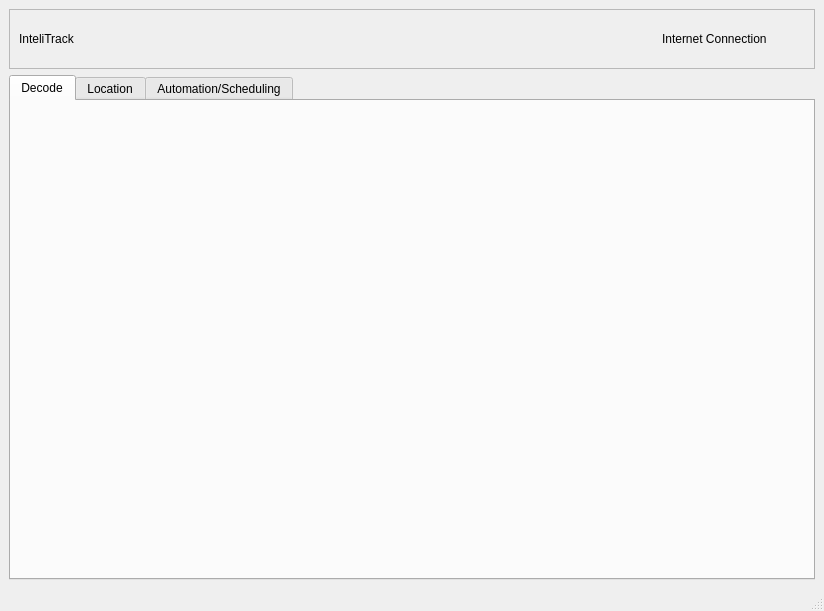
Before: the Qt Designer form Senior-Design/mainwindow.ui in JamesOstrowski21/Senior_Design-, drawn with Qt 5.
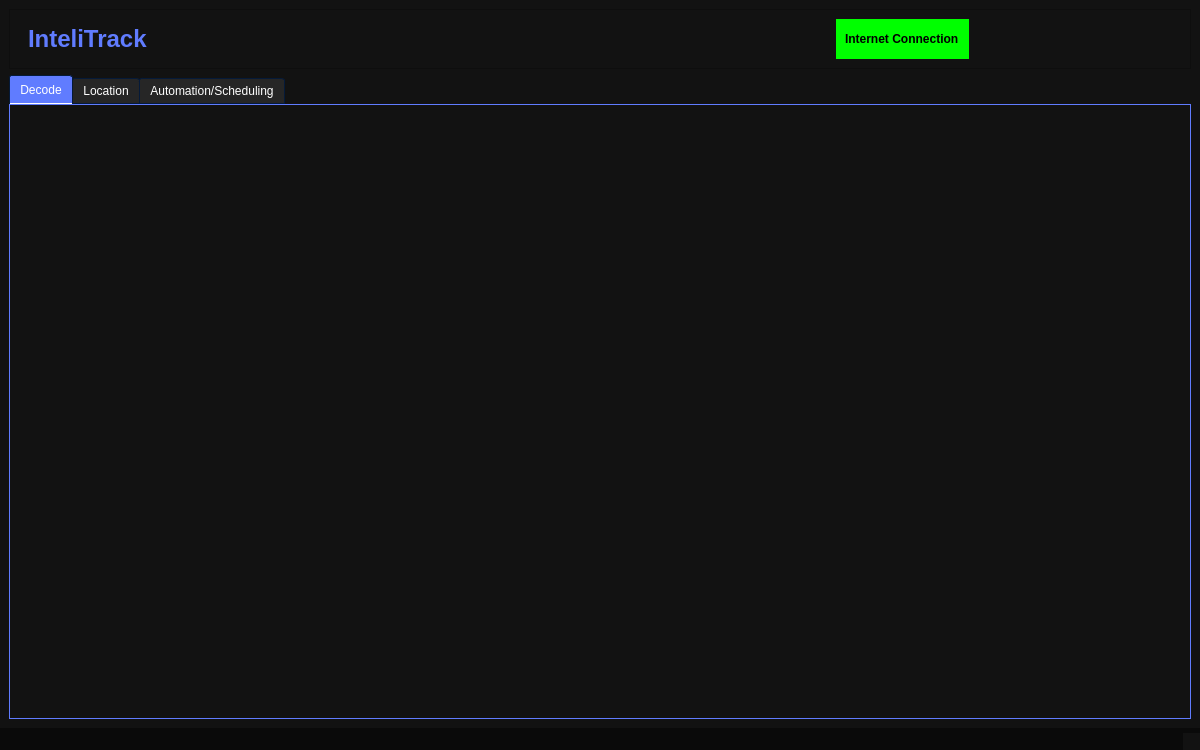
After: the same form once the commit is applied. Icons and pictures are not drawn.

Diff of the .ui file:
```diff
--- a/Senior-Design/mainwindow.ui
+++ b/Senior-Design/mainwindow.ui
@@ -6,13 +6,1202 @@
    <rect>
     <x>0</x>
     <y>0</y>
-    <width>824</width>
-    <height>611</height>
+    <width>1200</width>
+    <height>750</height>
    </rect>
   </property>
+  <property name="minimumSize">
+   <size>
+    <width>1200</width>
+    <height>750</height>
+   </size>
+  </property>
   <property name="windowTitle">
    <string>MainWindow</string>
   </property>
+  <property name="styleSheet">
+   <string notr="true">QWidget
+{
+	background-color: #121212;
+	color: #ffffff;
+	border-color: #051a39;
+
+}
+
+QWidget#internet_widget 
+{
+	background-color: #00ff00;
+}
+
+/*-----QLabel-----*/
+QLabel
+{
+	background-color: transparent;
+	color: #ffffff;
+
+}
+
+QLabel#application_title {
+    font-size: 24px; /* Set the font size to 24 pixels */
+    font-weight: bold; /* Make the font bold */
+    color: #607cff; /* Set the text color to a dark shade of gray */
+    padding: 3px; /* Add some padding around the text */
+    background-color: #0000000; /* Set the background color to white */
+}
+QLabel#internet_text{
+	font-size: 12px;
+	font-weight: bold;
+	color: #000000;
+}
+
+QLabel::disabled
+{
+	background-color: transparent;
+	color: #656565;
+
+}
+
+
+/*-----QMenuBar-----*/
+QMenuBar
+{
+	background-color: #0a0a0a;
+	color: #ffffff;
+	border-color: #051a39;
+
+}
+
+
+QMenuBar::disabled
+{
+	background-color: #404040;
+	color: #656565;
+	border-color: #051a39;
+
+}
+
+
+QMenuBar::item
+{
+    background-color: transparent;
+
+}
+
+
+QMenuBar::item:selected
+{
+    background-color: #607cff;
+    border: 1px solid #41cd52;
+
+}
+
+
+QMenuBar::item:pressed
+{
+    background-color: #4969ff;
+    border: 1px solid #000;
+    margin-bottom: -1px;
+    padding-bottom: 1px;
+
+}
+
+
+/*-----QMenu-----*/
+QMenu
+{
+    background-color: #121212;
+    border: 1px solid;
+    color: #ffffff;
+
+}
+
+
+QMenu::separator
+{
+    height: 1px;
+    background-color: #6d8eff;
+    color: #ffffff;
+    padding-left: 4px;
+    margin-left: 10px;
+    margin-right: 5px;
+
+}
+
+
+QMenu::item
+{
+    min-width : 150px;
+    padding: 3px 20px 3px 20px;
+
+}
+
+
+QMenu::item:selected
+{
+    background-color: #4969ff;
+    color: #ffffff;
+
+}
+
+
+QMenu::item:disabled
+{
+    color: #262626;
+}
+
+
+/*-----QToolTip-----*/
+QToolTip
+{
+	border : 1px solid #000000;
+	background-color: #26264f;
+	color: #ffffff;
+	border-color: #051a39;
+
+}
+
+
+/*-----QPushButton-----*/
+QPushButton
+{
+	background-color: #607cff;
+	color: #ffffff;
+	border-style: solid;
+	border-width: 1px;
+	border-radius: 3px;
+	border-color: #051a39;
+	padding: 5px;
+
+}
+
+
+QPushButton::disabled
+{
+	background-color: #404040;
+	color: #656565;
+	border-color: #051a39;
+
+}
+
+
+QPushButton::hover
+{
+	background-color: #8399ff;
+	color: #ffffff;
+	border-style: solid;
+	border-width: 1px;
+	border-radius: 3px;
+	border-color: #051a39;
+	padding: 5px;
+
+}
+
+
+QPushButton::pressed
+{
+	background-color: #4969ff;
+	color: #ffffff;
+	border-style: solid;
+	border-width: 1px;
+	border-radius: 3px;
+	border-color: #051a39;
+	padding: 5px;
+
+}
+
+
+/*-----QToolButton-----*/
+QToolButton
+{
+	background-color: #607cff;
+	color: #ffffff;
+	border-width: 1px;
+	border-radius: 3px;
+	border-color: #051a39;
+	padding: 3px;
+
+}
+
+
+QToolButton::disabled
+{
+	background-color: #404040;
+	color: #656565;
+	border-color: #051a39;
+
+}
+
+
+QToolButton::hover
+{
+	background-color: #8399ff;
+	color: #ffffff;
+	border-width: 1px;
+	border-radius: 3px;
+	border-color: #051a39;
+	padding: 3px;
+
+}
+
+
+QToolButton::pressed
+{
+	background-color: #4969ff;
+	color: #ffffff;
+	border-width: 1px;
+	border-radius: 3px;
+	border-color: #051a39;
+	padding: 3px;
+
+}
+
+
+/*-----QComboBox-----*/
+QComboBox
+{
+    background-color: #607cff;
+    border: 1px solid;
+    border-radius: 3px;
+    padding-left: 6px;
+    color: #ffffff;
+    height: 20px;
+
+}
+
+
+QComboBox::disabled
+{
+	background-color: #404040;
+	color: #656565;
+	border-color: #051a39;
+
+}
+
+
+QComboBox:hover
+{
+    background-color: #8399ff;
+
+}
+
+
+QComboBox:on
+{
+    background-color: #4969ff;
+
+}
+
+
+QComboBox QAbstractItemView
+{
+    background-color: #383838;
+    color: #ffffff;
+    border: 1px solid black;
+    selection-background-color: #4969ff;
+    selection-color: #ffffff;
+    outline: 0;
+
+}
+
+
+QComboBox::drop-down
+{
+    subcontrol-origin: padding;
+    subcontrol-position: top right;
+    width: 15px;
+    border-left-width: 0px;
+    border-left-color: darkgray;
+    border-left-style: solid; 
+    border-top-right-radius: 3px; 
+    border-bottom-right-radius: 3px;
+
+}
+
+
+QComboBox::down-arrow
+{
+    image: url(://arrow-down.png);
+    width: 8px;
+    height: 8px;
+}
+
+
+/*-----QSpinBox &amp; QDoubleSpinBox &amp; QDateTimeEdit-----*/
+QSpinBox, 
+QDoubleSpinBox,
+QDateTimeEdit
+{
+	background-color: #525251;
+	color: #ffffff;
+	border: 1px solid #051a39;
+	border-radius: 3px;
+	padding : 2px;
+
+}
+
+
+QSpinBox::disabled, 
+QDoubleSpinBox::disabled,
+QDateTimeEdit::disabled
+{
+	background-color: #404040;
+	color: #656565;
+	border-color: #051a39;
+
+}
+
+
+QSpinBox:hover, 
+QDoubleSpinBox::hover,
+QDateTimeEdit::hover
+{
+    background-color: #626262;
+    border: 1px solid #607cff;
+    color:  #fff;
+    padding: 2px
+
+}
+
+
+QSpinBox::up-button, QSpinBox::down-button,
+QDoubleSpinBox::up-button, QDoubleSpinBox::down-button,
+QDateTimeEdit::up-button, QDateTimeEdit::down-button
+{
+    background-color: #607cff;
+	border-radius: 2px;
+
+}
+
+
+QSpinBox::disabled, 
+QDoubleSpinBox::disabled,
+QDateTimeEdit::disabled
+{
+	background-color: #404040;
+	color: #656565;
+	border-color: #051a39;
+
+}
+
+
+QSpinBox::up-button:hover, QSpinBox::down-button:hover,
+QDoubleSpinBox::up-button:hover, QDoubleSpinBox::down-button:hover,
+QDateTimeEdit::up-button:hover, QDateTimeEdit::down-button:hover
+{
+    background-color: #8399ff;
+    border: 1px solid #8399ff;
+
+}
+
+
+QSpinBox::up-button:disabled, QSpinBox::down-button:disabled,
+QDoubleSpinBox::up-button:disabled, QDoubleSpinBox::down-button:disabled,
+QDateTimeEdit::up-button:disabled, QDateTimeEdit::down-button:disabled
+{
+	background-color: #404040;
+	color: #656565;
+	border-color: #051a39;
+
+}
+
+
+QSpinBox::up-button:pressed, QSpinBox::down-button:pressed,
+QDoubleSpinBox::up-button:pressed, QDoubleSpinBox::down-button::pressed,
+QDateTimeEdit::up-button:pressed, QDateTimeEdit::down-button::pressed
+{
+    background-color: #4969ff;
+    border: 1px solid #4969ff;
+
+}
+
+
+QSpinBox::down-arrow,
+QDoubleSpinBox::down-arrow,
+QDateTimeEdit::down-arrow
+{
+    image: url(://arrow-down.png);
+    width: 7px;
+
+}
+
+
+QSpinBox::up-arrow,
+QDoubleSpinBox::up-arrow,
+QDateTimeEdit::up-arrow
+{
+    image: url(://arrow-up.png);
+    width: 7px;
+
+}
+
+
+/*-----QLineEdit-----*/
+QLineEdit
+{
+	background-color: #525251;
+	color: #ffffff;
+	border-width: 1px;
+	border-radius: 3px;
+	border-color: #051a39;
+	padding: 2px;
+
+}
+
+
+QLineEdit::disabled
+{
+	background-color: #404040;
+	color: #656565;
+	border-width: 1px;
+	border-radius: 3px;
+	border-color: #051a39;
+	padding: 2px;
+
+}
+
+
+/*-----QTextEdit-----*/
+QTextEdit
+{
+	background-color: #ffffff;
+	color: #010201;
+	border-color: #051a39;
+
+}
+
+
+QTextEdit::disabled
+{
+	background-color: #404040;
+	color: #656565;
+	border-color: #051a39;
+
+}
+
+
+/*-----QGroupBox-----*/
+QGroupBox 
+{
+    border: 1px solid;
+    border-color: #607cff;
+    margin-top: 22px;
+
+}
+
+
+QGroupBox::title  
+{
+    background-color: #607cff;
+    color: #ffffff;
+    subcontrol-origin: margin;
+    subcontrol-position: top left;
+    padding: 5px;
+	border-top-left-radius: 3px;
+	border-top-right-radius: 3px;
+
+}
+
+
+QGroupBox::title::disabled
+{
+	background-color: #404040;
+	color: #656565;
+    subcontrol-origin: margin;
+    subcontrol-position: top left;
+    padding: 5px;
+	border-top-left-radius: 3px;
+	border-top-right-radius: 3px;
+
+}
+
+
+/*-----QCheckBox-----*/
+QCheckBox::indicator
+{
+    color: #b1b1b1;
+    background-color: #323232;
+    border: 1px solid #b1b1b1;
+    width: 12px;
+    height: 12px;
+
+}
+
+
+QCheckBox::indicator:checked
+{
+    image:url(://checkbox.png);
+    border: 1px solid #607cff;
+
+}
+
+
+QCheckBox::indicator:unchecked:hover
+{
+    border: 1px solid #607cff;
+
+}
+
+
+QCheckBox::disabled
+{
+	color: #656565;
+
+}
+
+
+QCheckBox::indicator:disabled
+{
+	background-color: #656565;
+	color: #656565;
+    border: 1px solid #656565;
+
+}
+
+
+/*-----QRadioButton-----*/
+QRadioButton::indicator::unchecked
+{ 
+	border: 2px inset gray; 
+	border-radius: 5px; 
+	background-color:  #fff;
+	width: 9px; 
+	height: 9px; 
+
+}
+
+
+QRadioButton::indicator::unchecked:hover
+{ 
+	border: 2px solid #607cff; 
+	border-radius: 5px; 
+	background-color:  #fff;
+	width: 9px; 
+	height: 9px; 
+
+}
+
+
+QRadioButton::indicator::checked
+{ 
+	border: 2px inset darkgray; 
+	border-radius: 5px; 
+	background-color: #4969ff; 
+	width: 9px; 
+	height: 9px; 
+
+}
+
+
+QRadioButton::disabled
+{
+	color: #656565;
+
+}
+
+
+QRadioButton::indicator:disabled
+{
+	background-color: #656565;
+	color: #656565;
+    border: 2px solid #656565;
+
+}
+
+
+/*-----QTableView &amp; QTableWidget-----*/
+QTableView
+{
+    background-color: #242526;
+    border: 1px solid #32414B;
+    color: #f0f0f0;
+    gridline-color: #8faaff;
+    outline : 0;
+
+}
+
+
+QTableView::disabled
+{
+    background-color: #242526;
+    border: 1px solid #32414B;
+    color: #656565;
+    gridline-color: #656565;
+    outline : 0;
+
+}
+
+
+QTableView::item:hover 
+{
+    background-color: #26264f;
+    color: #f0f0f0;
+
+}
+
+
+QTableView::item:selected 
+{
+    background-color: #1a1b1c;
+    border: 2px solid #4969ff;
+    color: #F0F0F0;
+
+}
+
+
+QTableView::item:selected:disabled
+{
+    background-color: #1a1b1c;
+    border: 2px solid #525251;
+    color: #656565;
+
+}
+
+
+QTableCornerButton::section
+{
+    background-color: #505050;
+    color: #fff;
+
+}
+
+
+QHeaderView::section
+{
+    background-color: #525251;
+    color: #fff;
+    text-align: left;
+	padding: 4px;
+	
+}
+
+
+QHeaderView::section:disabled
+{
+    background-color: #525251;
+    color: #656565;
+
+}
+
+
+QHeaderView::section:checked
+{
+    color: #fff;
+    background-color: #4969ff;
+
+}
+
+
+QHeaderView::section:checked:disabled
+{
+    color: #656565;
+    background-color: #525251;
+
+}
+
+
+QHeaderView::section::vertical::first,
+QHeaderView::section::vertical::only-one
+{
+    border-top: 1px solid #353635;
+
+}
+
+
+QHeaderView::section::vertical
+{
+    border-top: 1px solid #353635;
+
+}
+
+
+QHeaderView::section::horizontal::first,
+QHeaderView::section::horizontal::only-one
+{
+    border-left: 1px solid #353635;
+
+}
+
+
+QHeaderView::section::horizontal
+{
+    border-left: 1px solid #353635;
+
+}
+
+
+/*-----QTabWidget-----*/
+QTabBar::tab
+{
+	background-color: #262626;
+	color: #ffffff;
+	border-style: solid;
+	border-width: 1px;
+	border-top-left-radius: 3px;
+	border-top-right-radius: 3px;
+	border-color: #051a39;
+	padding: 5px;
+
+}
+
+
+QTabBar::tab:disabled
+{
+	background-color: #656565;
+	color: #656565;
+
+}
+
+
+QTabWidget::pane 
+{
+	background-color: #262626;
+	color: #ffffff;
+    border: 1px solid;
+    border-color: #607cff;
+
+}
+
+
+QTabBar::tab:selected
+{
+    background-color: #607cff;
+	color: #ffffff;
+	border-style: solid;
+	border-width: 1px;
+	border-top-left-radius: 3px;
+	border-top-right-radius: 3px;
+	border-color: #051a39;
+	padding: 5px;
+
+}
+
+
+QTabBar::tab:selected:disabled
+{
+	background-color: #404040;
+	color: #656565;
+
+}
+
+
+QTabBar::tab:!selected 
+{
+    background-color: #262626;
+
+}
+
+
+QTabBar::tab:!selected:hover 
+{
+    background-color: #8399ff;
+
+}
+
+
+QTabBar::tab:top:!selected 
+{
+    margin-top: 3px;
+
+}
+
+
+QTabBar::tab:bottom:!selected 
+{
+    margin-bottom: 3px;
+
+}
+
+
+QTabBar::tab:top, QTabBar::tab:bottom 
+{
+    min-width: 8ex;
+    margin-right: -1px;
+    padding: 5px 10px 5px 10px;
+
+}
+
+
+QTabBar::tab:top:selected 
+{
+    border-bottom-color: none;
+
+}
+
+
+QTabBar::tab:bottom:selected 
+{
+    border-top-color: none;
+
+}
+
+
+QTabBar::tab:top:last, QTabBar::tab:bottom:last,
+QTabBar::tab:top:only-one, QTabBar::tab:bottom:only-one 
+{
+    margin-right: 0;
+
+}
+
+
+QTabBar::tab:left:!selected 
+{
+    margin-right: 3px;
+
+}
+
+
+QTabBar::tab:right:!selected
+{
+    margin-left: 3px;
+
+}
+
+
+QTabBar::tab:left, QTabBar::tab:right 
+{
+    min-height: 8ex;
+    margin-bottom: -1px;
+    padding: 10px 5px 10px 5px;
+
+}
+
+
+QTabBar::tab:left:selected 
+{
+    border-left-color: none;
+
+}
+
+
+QTabBar::tab:right:selected 
+{
+    border-right-color: none;
+
+}
+
+
+QTabBar::tab:left:last, QTabBar::tab:right:last,
+QTabBar::tab:left:only-one, QTabBar::tab:right:only-one 
+{
+    margin-bottom: 0;
+
+}
+
+
+/*-----QSlider-----*/
+QSlider::groove:horizontal 
+{
+	background-color: transparent;
+	height: 5px;
+
+}
+
+
+QSlider::sub-page:horizontal 
+{
+	background-color: #607cff;
+
+}
+
+
+QSlider::add-page:horizontal 
+{
+	background-color: #666765;
+
+}
+
+
+QSlider::handle:horizontal 
+{
+	background-color: #607cff;
+	width: 14px;
+	margin-top: -6px;
+	margin-bottom: -6px;
+	border-radius: 3px;
+
+}
+
+
+QSlider::handle:horizontal:hover 
+{
+	background-color: #607cff;
+	border-radius: 3px;
+
+}
+
+
+QSlider::sub-page:horizontal:disabled 
+{
+	background-color: #bbb;
+	border-color: #999;
+
+}
+
+
+QSlider::add-page:horizontal:disabled 
+{
+	background-color: #eee;
+	border-color: #999;
+
+}
+
+
+QSlider::handle:horizontal:disabled 
+{
+	background-color: #eee;
+	border: 1px solid #aaa;
+	border-radius: 3px;
+
+}
+
+
+QSlider::groove:vertical 
+{
+	background-color: transparent;
+	width: 5px;
+
+}
+
+
+QSlider::sub-page:vertical 
+{
+	background-color: #607cff;
+
+}
+
+
+QSlider::add-page:vertical 
+{
+	background-color: #666765;
+
+}
+
+
+QSlider::handle:vertical 
+{
+	background-color: #607cff;
+	height: 14px;
+	margin-left: -6px;
+	margin-right: -6px;
+	border-radius: 3px;
+
+}
+
+
+QSlider::handle:vertical:hover 
+{
+	background-color: #607cff;
+	border-radius: 3px;
+
+}
+
+
+QSlider::sub-page:vertical:disabled 
+{
+	background-color: #bbb;
+	border-color: #999;
+
+}
+
+
+QSlider::add-page:vertical:disabled 
+{
+	background-color: #eee;
+	border-color: #999;
+
+}
+
+
+QSlider::handle:vertical:disabled 
+{
+	background-color: #eee;
+	border: 1px solid #aaa;
+	border-radius: 3px;
+
+}
+
+
+/*-----QDial-----*/
+QDial
+{
+	background-color: #607cff;
+
+}
+
+
+QDial::disabled
+{
+	background-color: #404040;
+
+}
+
+
+/*-----QScrollBar-----*/
+QScrollBar:horizontal
+{
+    border: 1px solid #222222;
+    background-color: #3d3d3d;
+    height: 13px;
+    margin: 0px 16px 0 16px;
+
+}
+
+
+QScrollBar::handle:horizontal
+{
+    background: #607cff;
+    min-height: 20px;
+
+}
+
+
+QScrollBar::add-line:horizontal
+{
+    border: 1px solid #1b1b19;
+    background-color: #607cff;
+    width: 14px;
+    subcontrol-position: right;
+    subcontrol-origin: margin;
+
+}
+
+
+QScrollBar::sub-line:horizontal
+{
+    border: 1px solid #1b1b19;
+    background-color: #607cff;
+    width: 14px;
+    subcontrol-position: left;
+    subcontrol-origin: margin;
+
+}
+
+
+QScrollBar::right-arrow:horizontal
+{
+    image: url(://arrow-right.png);
+    width: 6px;
+    height: 6px;
+
+}
+
+
+QScrollBar::left-arrow:horizontal
+{
+    image: url(://arrow-left.png);
+    width: 6px;
+    height: 6px;
+
+}
+
+
+QScrollBar::add-page:horizontal, QScrollBar::sub-page:horizontal
+{
+    background: none;
+
+}
+
+
+QScrollBar:vertical
+{
+    background-color: #3d3d3d;
+    width: 13px;
+    margin: 16px 0 16px 0;
+    border: 1px solid #222222;
+
+}
+
+
+QScrollBar::handle:vertical
+{
+    background-color: #607cff;
+    min-height: 20px;
+
+}
+
+
+QScrollBar::add-line:vertical
+{
+    border: 1px solid #1b1b19;
+    background-color: #607cff;
+    height: 14px;
+    subcontrol-position: bottom;
+    subcontrol-origin: margin;
+
+}
+
+
+QScrollBar::sub-line:vertical
+{
+    border: 1px solid #1b1b19;
+    background-color: #607cff;
+    height: 14px;
+    subcontrol-position: top;
+    subcontrol-origin: margin;
+
+}
+
+
+QScrollBar::up-arrow:vertical
+{
+    image: url(://arrow-up.png);
+    width: 6px;
+    height: 6px;
+
+}
+
+
+QScrollBar::down-arrow:vertical
+{
+    image: url(://arrow-down.png);
+    width: 6px;
+    height: 6px;
+
+}
+
+
+QScrollBar::add-page:vertical, QScrollBar::sub-page:vertical
+{
+    background: none;
+
+}
+
+
+/*-----QProgressBar-----*/
+QProgressBar
+{
+	background-color: #383838;
+	color: #ffffff;
+	border: 1px solid #607cff;
+	border-radius: 3px;
+	text-align: center;
+
+}
+
+
+QProgressBar::chunk {
+	background-color: #607cff;
+	color: #fff;
+
+}
+
+
+QProgressBar::chunk:disabled {
+	background-color: #656565;
+	border: 1px solid #aaa;
+	color: #656565;
+}
+
+
+/*-----QStatusBar-----*/
+QStatusBar
+{
+	background-color: #0a0a0a;
+	color: #ffffff;
+	border-color: #051a39;
+
+}</string>
+  </property>
   <widget class="QWidget" name="centralwidget">
    <layout class="QVBoxLayout" name="verticalLayout_2">
     <item>
@@ -49,7 +1238,7 @@
           <widget class="QWidget" name="internet_widget" native="true">
            <property name="minimumSize">
             <size>
-             <width>60</width>
+             <width>130</width>
              <height>35</height>
             </size>
            </property>
@@ -65,6 +1254,12 @@
            <layout class="QGridLayout" name="gridLayout">
             <item row="0" column="0">
              <widget class="QLabel" name="internet_text">
+              <property name="minimumSize">
+               <size>
+                <width>115</width>
+                <height>0</height>
+               </size>
+              </property>
               <property name="maximumSize">
                <size>
                 <width>110</width>
```
Left out of the diff: 2 changed lines with no effect on the pictures.
